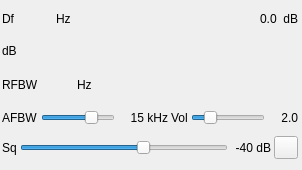
Before: the Qt Designer form plugins/channelrx/demodwfm/wfmdemodgui.ui in lirikanmatadewa/sdrangel, drawn with Qt 5.
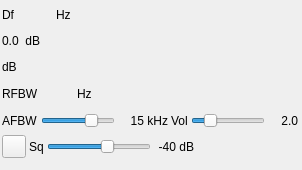
After: the same form once the commit is applied. Icons and pictures are not drawn. Custom widgets are drawn as their Qt base class.

Patch:
```diff
--- a/plugins/channelrx/demodwfm/wfmdemodgui.ui
+++ b/plugins/channelrx/demodwfm/wfmdemodgui.ui
@@ -144,6 +144,8 @@
         </property>
        </spacer>
       </item>
+     </layout>
+    </item>
       <item>
        <layout class="QHBoxLayout" name="channelPowerLayout">
         <item>
@@ -166,7 +168,18 @@
           </property>
          </widget>
         </item>
-       </layout>
+      <item>
+       <spacer name="horizontalSpacer_3">
+        <property name="orientation">
+         <enum>Qt::Horizontal</enum>
+        </property>
+        <property name="sizeHint" stdset="0">
+         <size>
+          <width>40</width>
+          <height>20</height>
+         </size>
+        </property>
+       </spacer>
       </item>
      </layout>
     </item>
@@ -233,6 +246,7 @@
          <font>
           <family>Liberation Mono</family>
           <pointsize>12</pointsize>
+          <weight>50</weight>
           <bold>false</bold>
          </font>
         </property>
@@ -362,54 +376,6 @@
     </item>
     <item>
      <layout class="QHBoxLayout" name="squelchLayout">
-      <item>
-       <widget class="QLabel" name="squelchLabel">
-        <property name="text">
-         <string>Sq</string>
-        </property>
-       </widget>
-      </item>
-      <item>
-       <widget class="QSlider" name="squelch">
-        <property name="toolTip">
-         <string>Squelch</string>
-        </property>
-        <property name="minimum">
-         <number>-100</number>
-        </property>
-        <property name="maximum">
-         <number>0</number>
-        </property>
-        <property name="value">
-         <number>-40</number>
-        </property>
-        <property name="orientation">
-         <enum>Qt::Horizontal</enum>
-        </property>
-       </widget>
-      </item>
-      <item>
-       <widget class="QLabel" name="squelchText">
-        <property name="minimumSize">
-         <size>
-          <width>40</width>
-          <height>0</height>
-         </size>
-        </property>
-        <property name="maximumSize">
-         <size>
-          <width>40</width>
-          <height>16777215</height>
-         </size>
-        </property>
-        <property name="text">
-         <string>-40 dB</string>
-        </property>
-        <property name="alignment">
-         <set>Qt::AlignRight|Qt::AlignTrailing|Qt::AlignVCenter</set>
-        </property>
-       </widget>
-      </item>
       <item>
        <widget class="QToolButton" name="audioMute">
         <property name="toolTip">
@@ -428,6 +394,67 @@
         </property>
        </widget>
       </item>
+      <item>
+       <widget class="QLabel" name="squelchLabel">
+        <property name="text">
+         <string>Sq</string>
+        </property>
+       </widget>
+      </item>
+      <item>
+       <widget class="QSlider" name="squelch">
+        <property name="toolTip">
+         <string>Squelch</string>
+        </property>
+        <property name="minimum">
+         <number>-100</number>
+        </property>
+        <property name="maximum">
+         <number>0</number>
+        </property>
+        <property name="value">
+         <number>-40</number>
+        </property>
+        <property name="orientation">
+         <enum>Qt::Horizontal</enum>
+        </property>
+       </widget>
+      </item>
+      <item>
+       <widget class="QLabel" name="squelchText">
+        <property name="minimumSize">
+         <size>
+          <width>40</width>
+          <height>0</height>
+         </size>
+        </property>
+        <property name="maximumSize">
+         <size>
+          <width>40</width>
+          <height>16777215</height>
+         </size>
+        </property>
+        <property name="text">
+         <string>-40 dB</string>
+        </property>
+        <property name="alignment">
+         <set>Qt::AlignRight|Qt::AlignTrailing|Qt::AlignVCenter</set>
+        </property>
+       </widget>
+      </item>
+      <item>
+       <spacer name="horizontalSpacer_4">
+        <property name="orientation">
+         <enum>Qt::Horizontal</enum>
+        </property>
+        <property name="sizeHint" stdset="0">
+         <size>
+          <width>40</width>
+          <height>20</height>
+         </size>
+        </property>
+       </spacer>
+      </item>
      </layout>
     </item>
    </layout>
```
Lines whose indentation alone changed are shown as unchanged.
